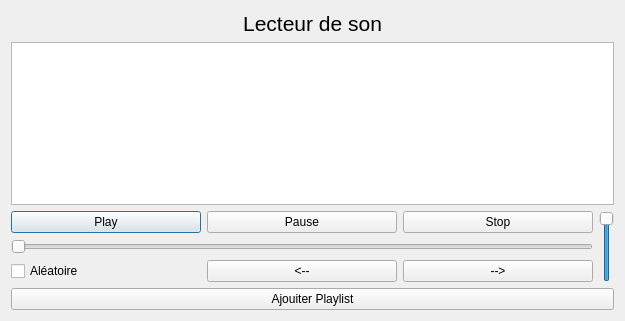
Before: the Qt Designer form fenetre/formLecteurMusique.ui in helarion/Application-JDR, drawn with Qt 5.
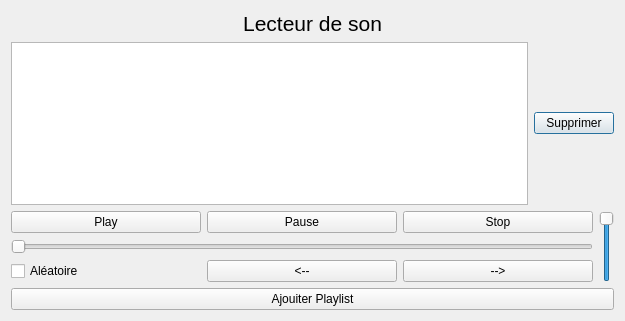
After: the same form once the commit is applied.

Diff of the .ui file:
```diff
--- a/fenetre/formLecteurMusique.ui
+++ b/fenetre/formLecteurMusique.ui
@@ -30,6 +30,11 @@
     </widget>
    </item>
    <item>
+    <layout class="QHBoxLayout" name="horizontalLayout_4">
+     <property name="topMargin">
+      <number>0</number>
+     </property>
+     <item>
     <widget class="QListWidget" name="listPlaylist">
      <property name="font">
       <font>
@@ -37,6 +42,15 @@
       </font>
      </property>
     </widget>
+     </item>
+     <item>
+      <widget class="QPushButton" name="supprimerPlaylistButton">
+       <property name="text">
+        <string>Supprimer</string>
+       </property>
+      </widget>
+     </item>
+    </layout>
    </item>
    <item>
     <layout class="QHBoxLayout" name="horizontalLayout_3">
```
Lines whose indentation alone changed are shown as unchanged.
